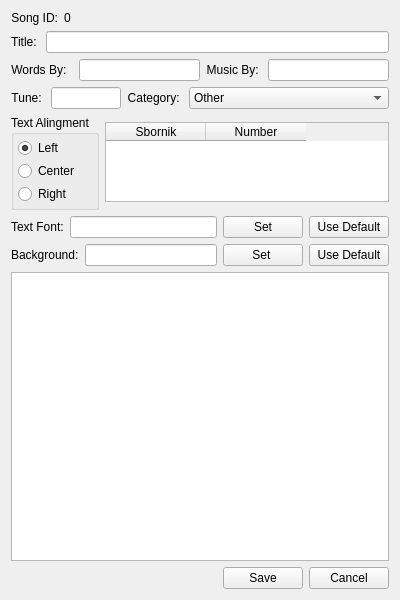
SoftProjector/src, file src/editwidget.ui: the form before one commit.
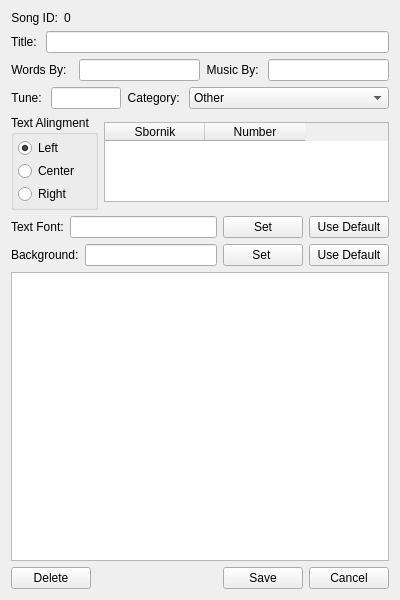
The form after the commit.

```diff
--- a/src/editwidget.ui
+++ b/src/editwidget.ui
@@ -548,7 +548,7 @@
    </item>
    <item row="8" column="0" colspan="2">
     <layout class="QGridLayout" name="gridLayout">
-     <item row="0" column="0">
+     <item row="0" column="1">
       <spacer name="horizontalSpacer">
        <property name="orientation">
         <enum>Qt::Horizontal</enum>
@@ -561,7 +561,7 @@
        </property>
       </spacer>
      </item>
-     <item row="0" column="1">
+     <item row="0" column="2">
       <widget class="QPushButton" name="btnSave">
        <property name="text">
         <string>Save</string>
@@ -571,7 +571,7 @@
        </property>
       </widget>
      </item>
-     <item row="0" column="2">
+     <item row="0" column="3">
       <widget class="QPushButton" name="btnCancel">
        <property name="text">
         <string>Cancel</string>
@@ -581,6 +581,13 @@
        </property>
       </widget>
      </item>
+     <item row="0" column="0">
+      <widget class="QPushButton" name="btnDelete">
+       <property name="text">
+        <string>Delete</string>
+       </property>
+      </widget>
+     </item>
     </layout>
    </item>
   </layout>
```
